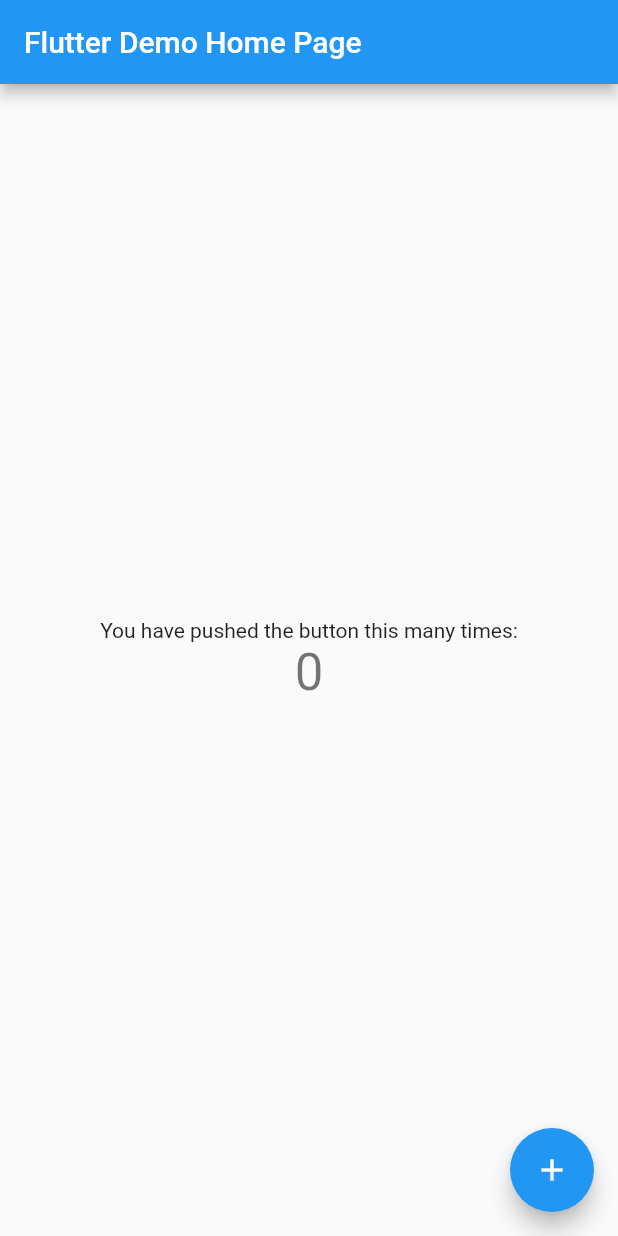
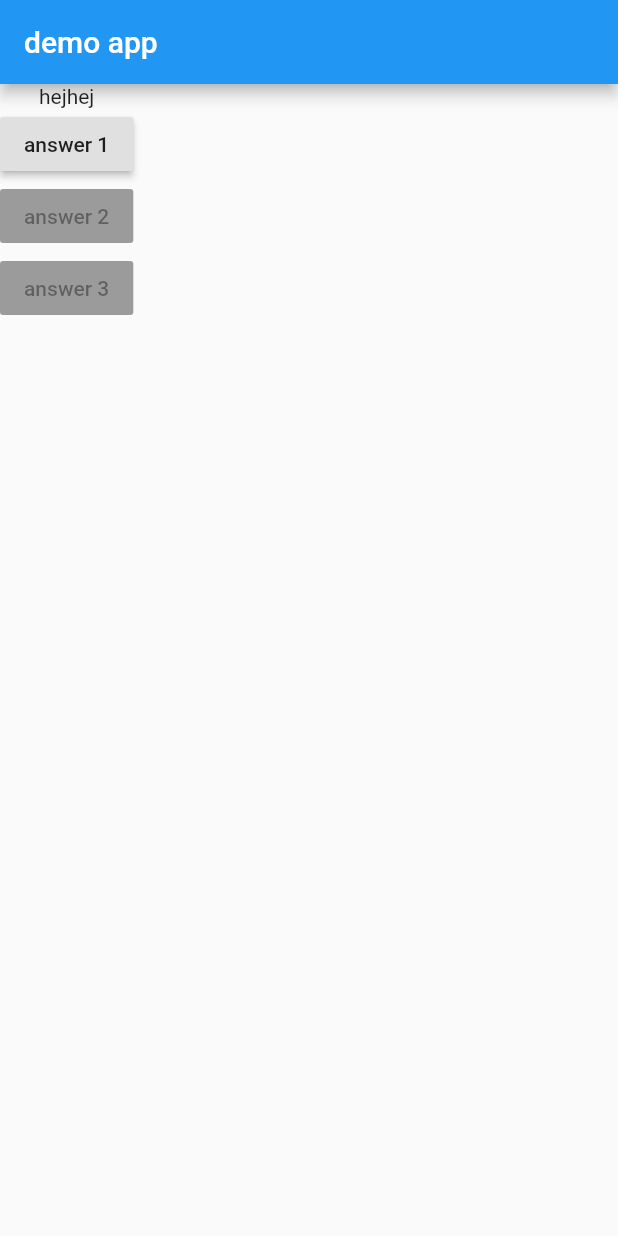
Before and after one commit to diyarfaraj/flutter_demo, a Flutter app: the screen it shows after launch, on a phone screen of 412 x 824 dp. Run offline on Flutter 3.47's test engine with Material 2 defaults, Android fonts, the phone set to English and light mode, and no system bars.

Commit message:
basics added

```diff
--- a/lib/main.dart
+++ b/lib/main.dart
@@ -1,117 +1,38 @@
 import 'package:flutter/material.dart';
 
 void main() {
-  runApp(MyApp());
+  runApp(DemoApp());
 }
 
-class MyApp extends StatelessWidget {
-  // This widget is the root of your application.
-  @override
+class DemoApp extends StatelessWidget {
+  myfunction() {
+    print('heheheh');
+  }
+
   Widget build(BuildContext context) {
     return MaterialApp(
-      title: 'Flutter Demo',
-      theme: ThemeData(
-        // This is the theme of your application.
-        //
-        // Try running your application with "flutter run". You'll see the
-        // application has a blue toolbar. Then, without quitting the app, try
-        // changing the primarySwatch below to Colors.green and then invoke
-        // "hot reload" (press "r" in the console where you ran "flutter run",
-        // or simply save your changes to "hot reload" in a Flutter IDE).
-        // Notice that the counter didn't reset back to zero; the application
-        // is not restarted.
-        primarySwatch: Colors.blue,
-        // This makes the visual density adapt to the platform that you run
-        // the app on. For desktop platforms, the controls will be smaller and
-        // closer together (more dense) than on mobile platforms.
-        visualDensity: VisualDensity.adaptivePlatformDensity,
+      home: Scaffold(
+        appBar: AppBar(
+          title: Text('demo app'),
+        ),
+        body: Column(
+          children: <Widget>[
+            Text('hejhej'),
+            RaisedButton(
+              child: Text('answer 1'),
+              onPressed: myfunction,
+            ),
+            RaisedButton(
+              child: Text('answer 2'),
+              onPressed: null,
+            ),
+            RaisedButton(
+              child: Text('answer 3'),
+              onPressed: null,
+            )
+          ],
+        ),
       ),
-      home: MyHomePage(title: 'Flutter Demo Home Page'),
     );
   }
 }
-
-class MyHomePage extends StatefulWidget {
-  MyHomePage({Key key, this.title}) : super(key: key);
-
-  // This widget is the home page of your application. It is stateful, meaning
-  // that it has a State object (defined below) that contains fields that affect
-  // how it looks.
-
-  // This class is the configuration for the state. It holds the values (in this
-  // case the title) provided by the parent (in this case the App widget) and
-  // used by the build method of the State. Fields in a Widget subclass are
-  // always marked "final".
-
-  final String title;
-
-  @override
-  _MyHomePageState createState() => _MyHomePageState();
-}
-
-class _MyHomePageState extends State<MyHomePage> {
-  int _counter = 0;
-
-  void _incrementCounter() {
-    setState(() {
-      // This call to setState tells the Flutter framework that something has
-      // changed in this State, which causes it to rerun the build method below
-      // so that the display can reflect the updated values. If we changed
-      // _counter without calling setState(), then the build method would not be
-      // called again, and so nothing would appear to happen.
-      _counter++;
-    });
-  }
-
-  @override
-  Widget build(BuildContext context) {
-    // This method is rerun every time setState is called, for instance as done
-    // by the _incrementCounter method above.
-    //
-    // The Flutter framework has been optimized to make rerunning build methods
-    // fast, so that you can just rebuild anything that needs updating rather
-    // than having to individually change instances of widgets.
-    return Scaffold(
-      appBar: AppBar(
-        // Here we take the value from the MyHomePage object that was created by
-        // the App.build method, and use it to set our appbar title.
-        title: Text(widget.title),
-      ),
-      body: Center(
-        // Center is a layout widget. It takes a single child and positions it
-        // in the middle of the parent.
-        child: Column(
-          // Column is also a layout widget. It takes a list of children and
-          // arranges them vertically. By default, it sizes itself to fit its
-          // children horizontally, and tries to be as tall as its parent.
-          //
-          // Invoke "debug painting" (press "p" in the console, choose the
-          // "Toggle Debug Paint" action from the Flutter Inspector in Android
-          // Studio, or the "Toggle Debug Paint" command in Visual Studio Code)
-          // to see the wireframe for each widget.
-          //
-          // Column has various properties to control how it sizes itself and
-          // how it positions its children. Here we use mainAxisAlignment to
-          // center the children vertically; the main axis here is the vertical
-          // axis because Columns are vertical (the cross axis would be
-          // horizontal).
-          mainAxisAlignment: MainAxisAlignment.center,
-          children: <Widget>[
-            Text(
-              'You have pushed the button this many times:',
-            ),
-            Text(
-              '$_counter',
-              style: Theme.of(context).textTheme.headline4,
-            ),
-          ],
-        ),
-      ),
-      floatingActionButton: FloatingActionButton(
-        onPressed: _incrementCounter,
-        tooltip: 'Increment',
-        child: Icon(Icons.add),
-      ), // This trailing comma makes auto-formatting nicer for build methods.
-    );
-  }
-}
```
Also changed, not shown: 1 other file.
